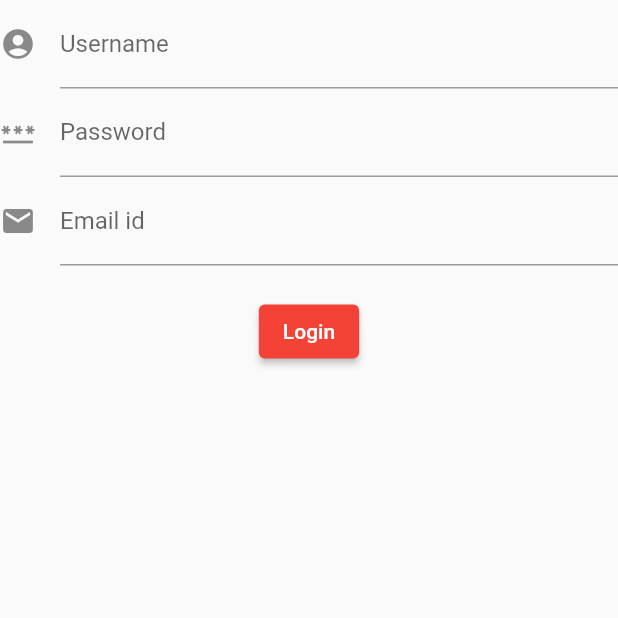
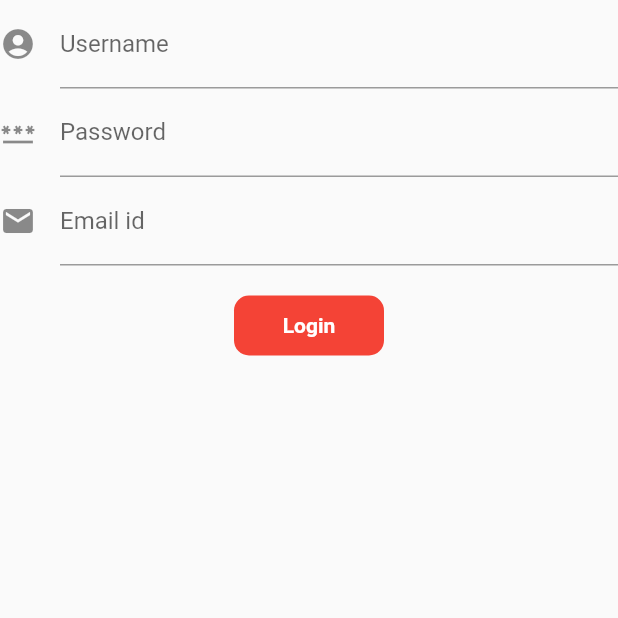
Before and after one commit to ShashiKha9/Flutterproject, a Flutter app: the screen it shows after launch, on a phone screen of 412 x 824 dp, the top half of it. Run offline on Flutter 3.47's test engine with Material 2 defaults, Android fonts, the phone set to English and light mode, and no system bars.

Commit message:
2/8/2021 new changes

```diff
--- a/lib/Homepage.dart
+++ b/lib/Homepage.dart
@@ -8,7 +8,11 @@ class HomePage extends StatelessWidget{
     return Scaffold(
       appBar: AppBar(
         title: Text("MuskApp"),
+
       ) ,
+      drawer: Drawer(
+
+      ),
 
 
     );
--- a/lib/loginpage.dart
+++ b/lib/loginpage.dart
@@ -1,12 +1,25 @@
+import 'package:flutter/cupertino.dart';
 import 'package:flutter/material.dart';
+import 'package:flutter/painting.dart';
+import 'package:flutterapp/utils/route.dart';
 
 
-class LoginPage extends StatelessWidget{
+
+class LoginPage extends StatefulWidget {
   @override
+  LoginPageState createState() => LoginPageState();
+}
+class LoginPageState extends State<LoginPage>{
+  @override
+  String name ="";
+  bool changeButton = false;
+
   Widget build(BuildContext context) {
       return Scaffold(
         body:SafeArea(
+
           child: Column(
+
 
 
             children: [
@@ -16,6 +29,9 @@ class LoginPage extends StatelessWidget{
                   hintText: "Enter Username",
                   icon: Icon(Icons.account_circle),
                 ),
+
+
+
               ),
               //
               TextFormField(
@@ -33,6 +49,7 @@ class LoginPage extends StatelessWidget{
                   labelText: "Email id",
                   hintText: "Enter Email id",
                   icon: Icon(Icons.email),
+
                 ),
               ),
               //
@@ -40,13 +57,51 @@ class LoginPage extends StatelessWidget{
                 height: 20.0,
 
               ),
-              ElevatedButton(
-                child: Text("Login"),
-                onPressed: (){
-                  print("Login Done");
+               InkWell(
+                 onTap: () async {
+                   setState(() {
+                     changeButton=true;
+                   });
+              await  Future.delayed(Duration(seconds: 1));
+                   Navigator.pushNamed(context, MyRoutes.homeRoute);
+                 },
 
-                },
+
+               child: AnimatedContainer(
+                 duration: Duration(seconds: 1),
+
+                alignment: Alignment.center,
+                height: 40,
+                width: changeButton? 40:100,
+                child: changeButton? Icon(Icons.call_merge_sharp):
+                Text("Login",
+                  style: TextStyle(
+                    color: Colors.white,
+                    fontWeight: FontWeight.bold
+                  ),
+
+                ),
+
+
+                decoration: BoxDecoration(
+                  color: Colors.red,
+                  // shape: changeButton? BoxShape.circle: BoxShape.rectangle,
+                  borderRadius: BorderRadius.circular(changeButton? 50:10)
+                ),
+
               )
+    ),
+
+
+
+
+              // ElevatedButton(
+              //   child: Text("Login"),
+              //   onPressed: (){
+              //     Navigator.pushNamed(context, MyRoutes.homeRoute);
+              //
+              //   },
+              // )
 
             ],
           ),
--- a/lib/main.dart
+++ b/lib/main.dart
@@ -4,7 +4,9 @@
 import 'package:flutter/cupertino.dart';
 import 'package:flutter/material.dart';
 import 'package:flutterapp/loginpage.dart';
+import 'package:flutterapp/utils/route.dart';
 import 'Homepage.dart';
+
 
 // import 'package:google_fonts/google_fonts.dart';
 // import 'package:flutterapp/recycler/RecyclerClass.dart';
@@ -25,9 +27,11 @@ class MyApp extends StatelessWidget{
       theme: ThemeData(
         primarySwatch:Colors.red
       ),
+      debugShowCheckedModeBanner: false,
       routes: {
         "/": (context) => LoginPage(),
-        "/Home": (context) => HomePage(),
+        MyRoutes.homeRoute: (context) => HomePage(),
+        MyRoutes.loginRoute: (context) => LoginPage(),
 
 
       }
--- /dev/null
+++ b/lib/utils/route.dart
@@ -0,0 +1,7 @@
+import '';
+
+class MyRoutes {
+  static String loginRoute ="/LoginPage";
+      static String homeRoute ="/HomePage";
+
+}
```
